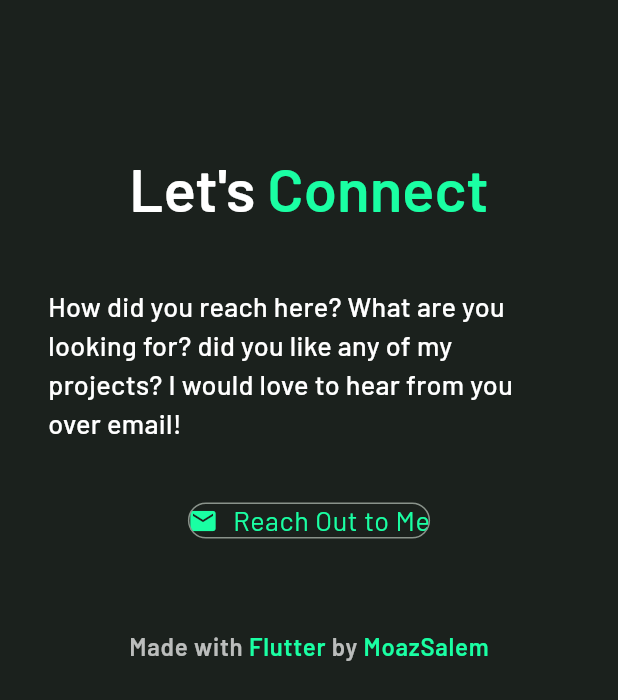
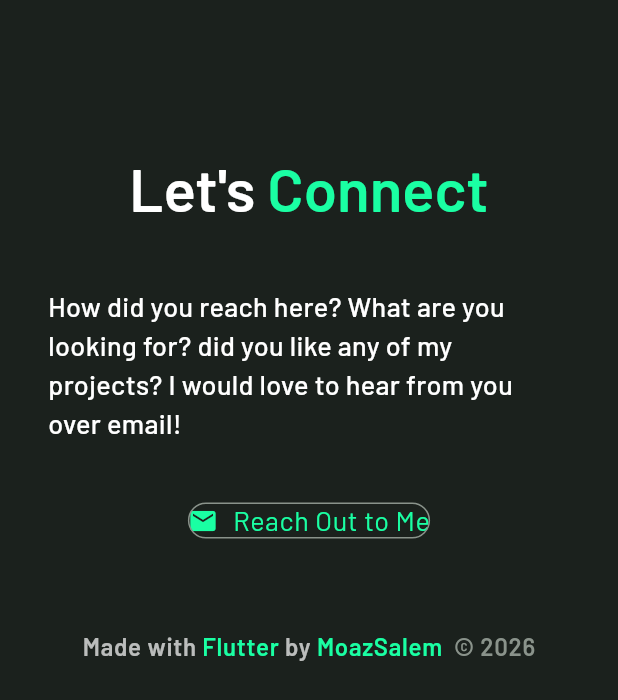
Before and after one commit to MoazSalem/portfolio, a Flutter app: the ContactModule widget shown alone on an empty page, opened directly, on a phone screen of 412 x 824 dp. Shown: the top 700 px of the screen. Run offline on Flutter 3.47's test engine with Material 3 defaults, Android fonts, the phone set to English and light mode, and no system bars; our stand-ins replace flutter_svg, vector_graphics, web; missing offline and left inert: motor, scroll_animator; network calls fail.

Commit message:
small missing details

```diff
--- a/lib/presentation/feature/contact_module/module/contact_module.dart
+++ b/lib/presentation/feature/contact_module/module/contact_module.dart
@@ -114,6 +114,12 @@ class _ContactModuleState extends State<ContactModule>
                       color: theme.colorScheme.primary,
                     ),
                   ),
+                  TextSpan(
+                    text: "  © 2026",
+                    style: theme.textTheme.labelSmall?.copyWith(
+                      color: theme.colorScheme.outline,
+                    ),
+                  ),
                 ],
               ),
             ),
--- a/lib/presentation/main_body.dart
+++ b/lib/presentation/main_body.dart
@@ -24,7 +24,7 @@ class MainBody extends StatefulWidget {
 class _MainBodyState extends State<MainBody> {
   // A state variable to control visibility
   bool _showAnimation = true;
-  bool _showNavbar = true;
+  bool _showNavbar = false;
   bool _isSmallScreen = false;
 
   // for the navbar
@@ -87,6 +87,7 @@ class _MainBodyState extends State<MainBody> {
   @override
   void didChangeDependencies() {
     super.didChangeDependencies();
+    _showNavbar = MediaQuery.sizeOf(context).width > 600;
     _isSmallScreen = MediaQuery.sizeOf(context).width < 600;
   }
 
```
